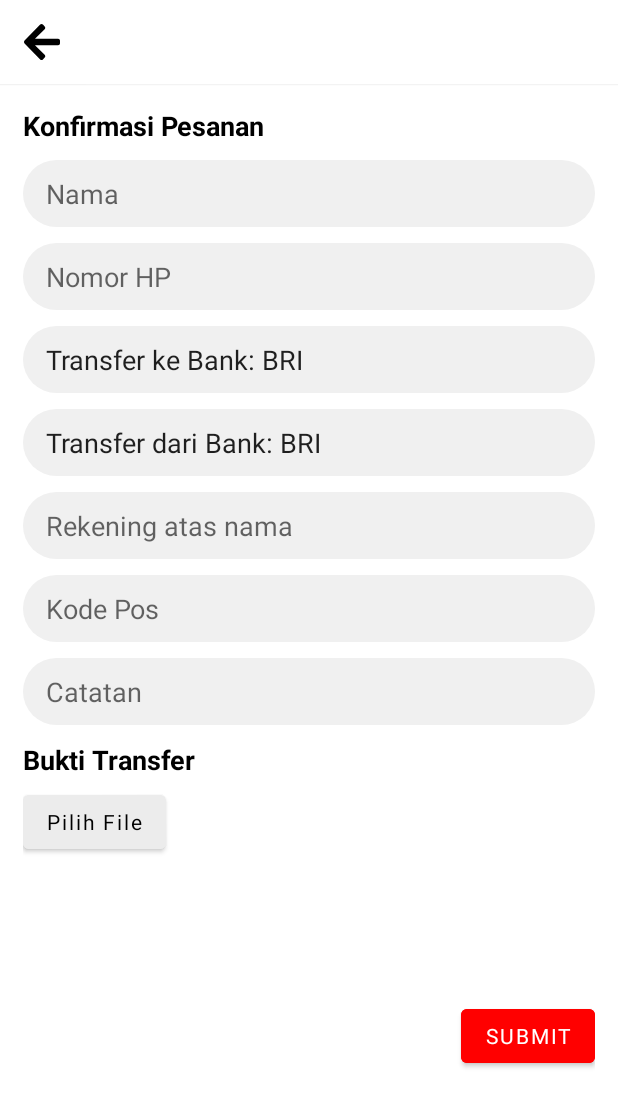
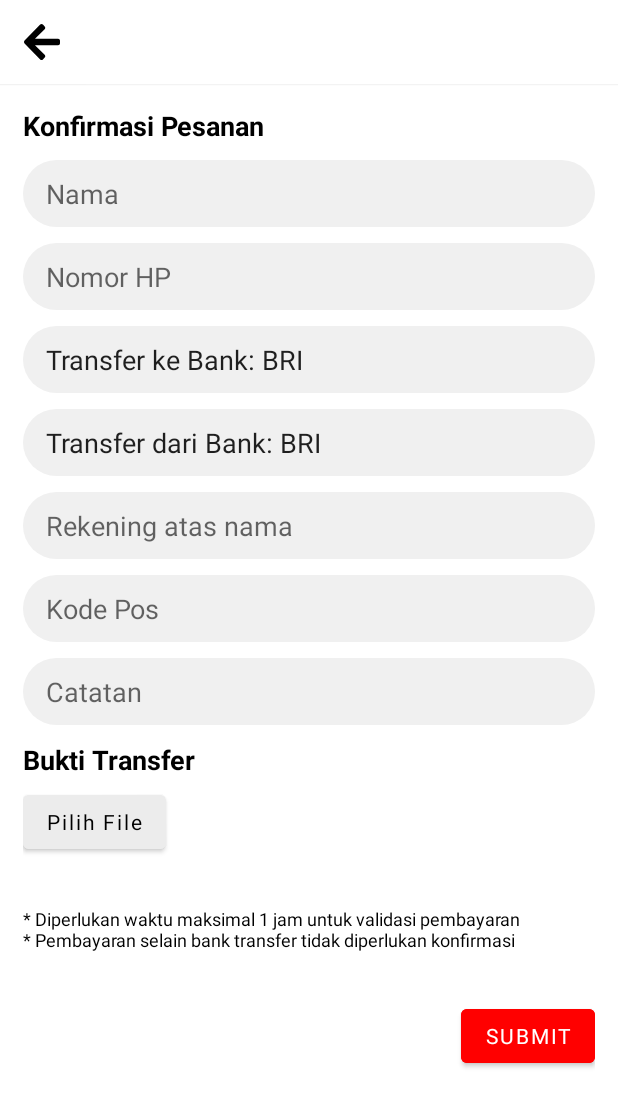
Before and after one commit to cloudenum/ComputerShopApp, an Android app: the ConfirmPaymentActivity screen opened directly, with no data from a screen before it, on a phone screen of 412 x 824 dp. Shown: the top 1107 px of the screen. Run offline under Robolectric (Android 15) with nearby library versions, the phone set to English and light mode, and no system bars.

Commit message:
fix invisible text color

```diff
--- a/app/src/main/res/layout/activity_confirm_payment.xml
+++ b/app/src/main/res/layout/activity_confirm_payment.xml
@@ -155,11 +155,9 @@
             <TextView
                 android:layout_width="match_parent"
                 android:layout_height="wrap_content"
-                android:textColor="?attr/colorOnSecondary"
                 android:text="* Diperlukan waktu maksimal 1 jam untuk validasi pembayaran \n* Pembayaran selain bank transfer tidak diperlukan konfirmasi"
                 android:layout_marginTop="32dp"
-                android:textSize="12sp"
-                android:textStyle="bold" />
+                android:textSize="12sp" />
 
             <Button
                 android:id="@+id/btnSubmit"
```
